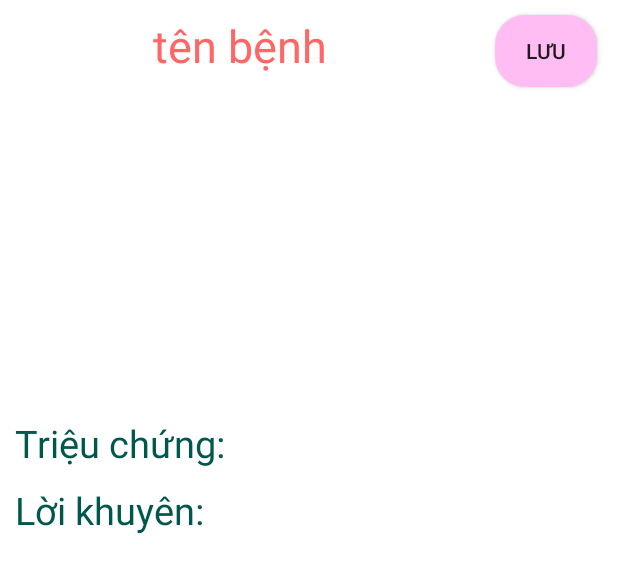
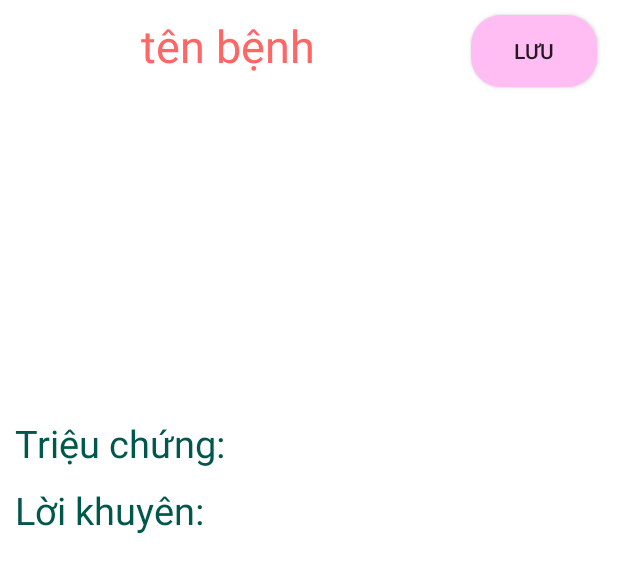
Before and after one commit to HoaiThanh000/LTDD_TH71_Nhom13, an Android app: the layout activity_disease_detail.xml on its own in the app's theme, with its tools: preview values and no code run, on a phone screen of 412 x 824 dp. Shown: the top 573 px of the screen. Run offline under Robolectric (Android 15) with nearby library versions, the phone set to English and light mode, and no system bars; network calls fail.

Commit message:
fix loi không hien nút lưu

```diff
--- a/app/src/main/res/layout/activity_disease_detail.xml
+++ b/app/src/main/res/layout/activity_disease_detail.xml
@@ -18,7 +18,8 @@
             <LinearLayout
                 android:layout_width="match_parent"
                 android:layout_height="wrap_content"
-                android:orientation="horizontal">
+                android:orientation="horizontal"
+                android:weightSum="5">
                 <TextView
                     android:id="@+id/txtDiseaseName"
                     android:layout_width="300dp"
@@ -27,7 +28,8 @@
                     android:gravity="center"
                     android:text="tên bệnh"
                     android:textColor="#ff6666"
-                    android:textSize="30dp" />
+                    android:textSize="30dp"
+                    android:layout_weight="4"/>
                 <Button
                     android:id="@+id/btnSaveOfDD"
                     android:layout_width="wrap_content"
@@ -35,7 +37,8 @@
                     android:text="Lưu"
                     android:background="@drawable/background_button"
                     android:layout_margin="10dp"
-                    android:layout_gravity="center_vertical"/>
+                    android:layout_gravity="center_vertical"
+                    android:layout_weight="1"/>
             </LinearLayout>
             <ImageView
                 android:id="@+id/imgIll"
--- a/app/src/main/res/layout/activity_history.xml
+++ b/app/src/main/res/layout/activity_history.xml
@@ -4,7 +4,7 @@
     xmlns:tools="http://schemas.android.com/tools"
     android:layout_width="match_parent"
     android:layout_height="match_parent"
-    tools:context=".Activity.AccountActivity"
+    tools:context=".Activity.HistoryActivity"
     android:orientation="vertical">
 
     <androidx.appcompat.widget.Toolbar
```
Also changed, not shown: app/src/main/res/layout/activity_create_account.xml (+12 -2 lines), app/src/main/res/layout/activity_login.xml (+12 -1 lines), app/src/main/res/layout/activity_profile_user.xml (+12 -1 lines).
